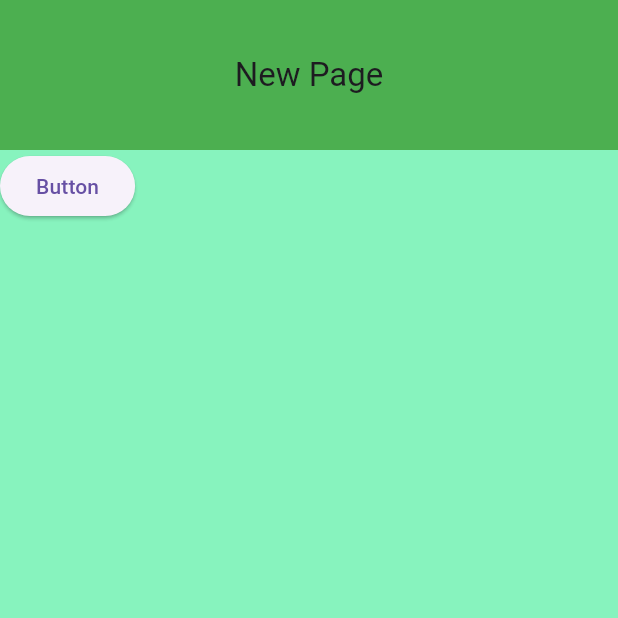
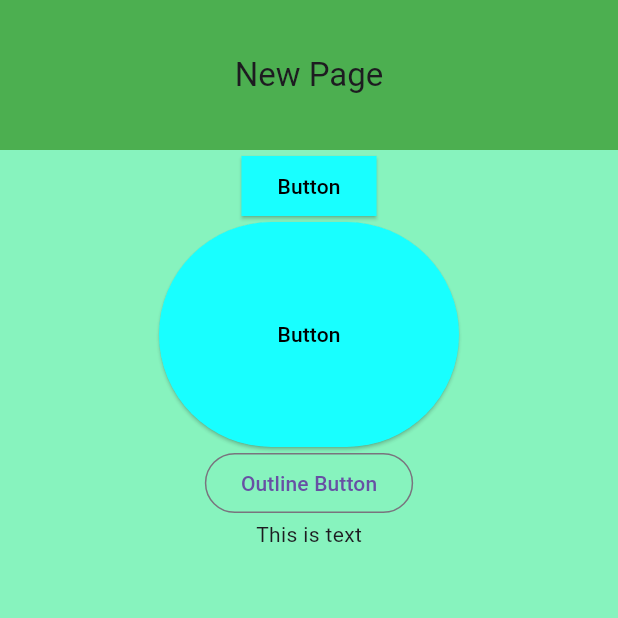
Before and after one commit to osmangonikhan247/new_project, a Flutter app: the screen it shows after launch, after a tap on "Button", on a phone screen of 412 x 824 dp, the top half of it. Run offline on Flutter 3.47's test engine with Material 3 defaults, Android fonts, the phone set to English and light mode, and no system bars.

Commit message:
updated code

```diff
--- a/lib/newpage.dart
+++ b/lib/newpage.dart
@@ -15,12 +15,46 @@ class newpage extends StatelessWidget {
         toolbarHeight: 100,
       ),
 
-      body: Column(
-        children: [
-          ElevatedButton(onPressed: (){print('One press in the Button');
-          }, child: Text('Button'  ,))
-        ],
+      body: Center(
+        child: Column(
+          children: [
+            ElevatedButton(
+                style: ElevatedButton.styleFrom(
+                    backgroundColor: Colors.cyanAccent,
+                    foregroundColor: Colors.black,
+                    shape: RoundedRectangleBorder(
+                        borderRadius: BorderRadius.horizontal()
+                    )
+                ),
+                onPressed: (){print('One press in the Button');
+                }, child: Text('Button'  ,)),
 
+            SizedBox(
+              height: 150,
+              width: 200,
+              // width: double.infinity,
+              child: ElevatedButton(
+                  style: ElevatedButton.styleFrom(
+                      backgroundColor: Colors.cyanAccent,
+                      foregroundColor: Colors.black,
+                  ),
+                  onPressed: (){print('One press in the Button');
+                  }, child: Text('Button'  ,)),
+            ),
+
+            OutlinedButton(onPressed: (){}, child: Text('Outline Button')),
+
+            GestureDetector(
+              onTap: (){
+                print('One tap');
+              },
+
+                child: Text('This is text')),
+
+          ],
+
+
+        ),
       ),
 
     );
```
